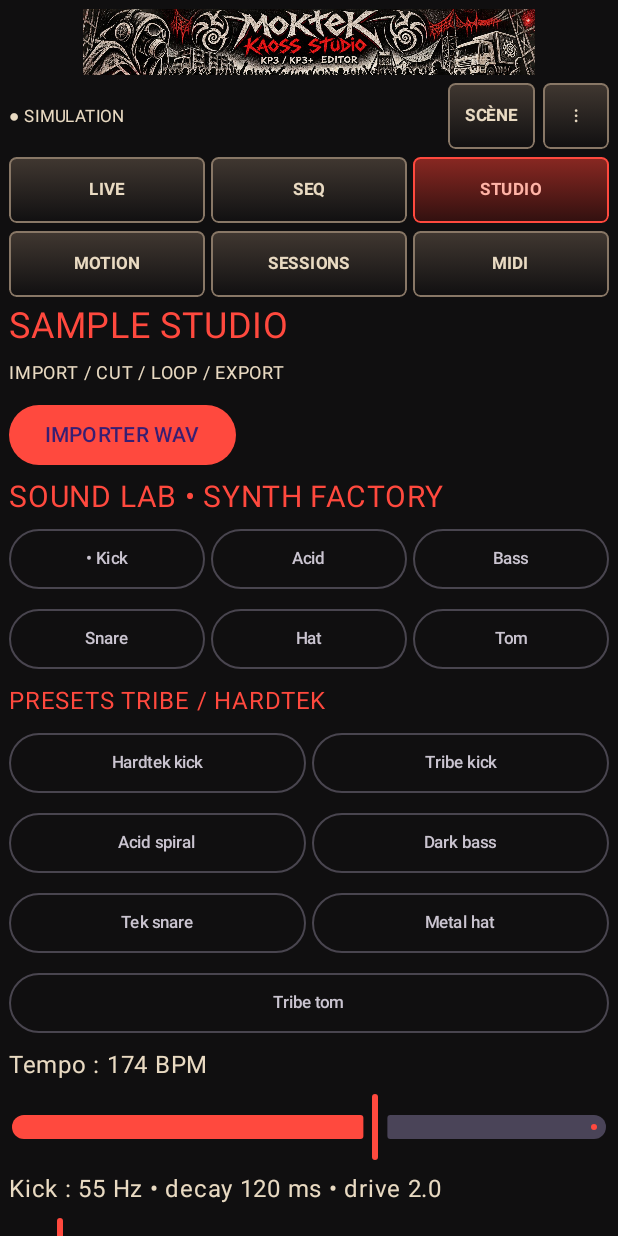
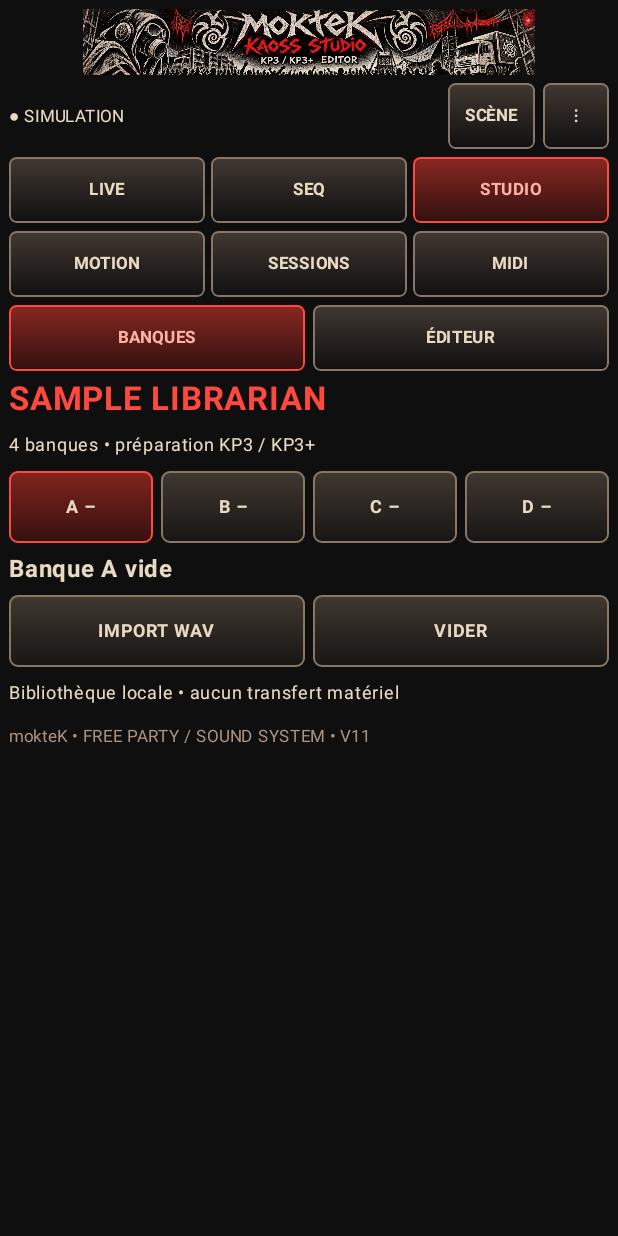
Before and after one commit to janintibo-art/kp3-editor, an Android app built with Jetpack Compose: the screen it shows after launch (MainActivity), after a tap on "STUDIO", on a phone screen of 412 x 824 dp. Run offline under Robolectric (Android 15) with nearby library versions, the phone set to English and light mode, and no system bars.

Commit message:
V11 Sample Librarian banques et slices

```diff
--- a/app/build.gradle
+++ b/app/build.gradle
@@ -11,8 +11,8 @@ android {
   applicationId 'org.moktek.kaoss'
   minSdk 23
   targetSdk 32
-  versionCode 10
-  versionName '10.0'
+  versionCode 11
+  versionName '11.0'
  }
 
  buildFeatures {
--- /dev/null
+++ b/app/src/main/java/org/moktek/kaoss/BankLibrary.kt
@@ -0,0 +1,77 @@
+package org.moktek.kaoss
+
+import android.content.Context
+import android.net.Uri
+import android.media.MediaPlayer
+import android.provider.OpenableColumns
+import androidx.activity.compose.rememberLauncherForActivityResult
+import androidx.activity.result.contract.ActivityResultContracts
+import androidx.compose.foundation.Canvas
+import androidx.compose.foundation.background
+import androidx.compose.foundation.border
+import androidx.compose.foundation.clickable
+import androidx.compose.foundation.layout.*
+import androidx.compose.foundation.shape.RoundedCornerShape
+import androidx.compose.material3.*
+import androidx.compose.runtime.*
+import androidx.compose.ui.Alignment
+import androidx.compose.ui.Modifier
+import androidx.compose.ui.geometry.Offset
+import androidx.compose.ui.graphics.Brush
+import androidx.compose.ui.graphics.Color
+import androidx.compose.ui.platform.LocalContext
+import androidx.compose.ui.text.font.FontWeight
+import androidx.compose.ui.unit.dp
+import androidx.compose.ui.unit.sp
+import kotlinx.coroutines.Dispatchers
+import kotlinx.coroutines.launch
+import kotlinx.coroutines.withContext
+import org.json.JSONArray
+import org.json.JSONObject
+import java.io.File
+import java.util.UUID
+
+internal data class Bank(val file:String="",val name:String="",val bpm:Int=174,val loop:Boolean=true,val mask:Int=255)
+internal class BankStore(private val context:Context){
+ private val dir=File(context.filesDir,"banks_v11").apply{mkdirs()}
+ private val prefs=context.getSharedPreferences("banks_v11",Context.MODE_PRIVATE)
+ fun read():List<Bank> = runCatching{val a=JSONArray(prefs.getString("banks","[]")); List(4){i->val j=a.optJSONObject(i);if(j==null)Bank() else Bank(j.optString("file"),j.optString("name"),j.optInt("bpm",174).coerceIn(40,300),j.optBoolean("loop",true),j.optInt("mask",255) and 255)}}.getOrElse{List(4){Bank()}}
+ fun save(banks:List<Bank>){val a=JSONArray();banks.forEach{a.put(JSONObject().put("file",it.file).put("name",it.name).put("bpm",it.bpm).put("loop",it.loop).put("mask",it.mask))};check(prefs.edit().putString("banks",a.toString()).commit()){ "Sauvegarde impossible" };val keep=banks.map{it.file}.toSet();dir.listFiles()?.filter{it.name.endsWith(".wav")&&it.name !in keep}?.forEach{it.delete()}}
+ fun add(w:Wave,name:String,bpm:Int):Bank{val id=UUID.randomUUID().toString()+".wav";File(dir,id).writeBytes(w.export(0,w.frames));return Bank(id,name,bpm)}
+ fun wave(b:Bank):Wave = loadWave(context,Uri.fromFile(File(dir,b.file)))
+}
+internal fun mutedSlices(w:Wave,mask:Int):Wave {val data=w.pcm.copyOf();val stride=w.channels*2;for(i in 0..7){if(mask and (1 shl i)==0){val a=(w.frames.toLong()*i/8).toInt()*stride;val z=(w.frames.toLong()*(i+1)/8).toInt()*stride;data.fill(0.toByte(),a,z)}};return w.copy(pcm=data)}
+
+@Composable internal fun BankLibrary(){
+ val context=LocalContext.current;val store=remember{BankStore(context)};val scope=rememberCoroutineScope()
+ var banks by remember{mutableStateOf(store.read())};var selected by remember{mutableIntStateOf(0)};var target by remember{mutableIntStateOf(1)};var busy by remember{mutableStateOf(false)};var msg by remember{mutableStateOf("Bibliothèque locale • aucun transfert matériel")};var confirm by remember{mutableStateOf("")};var peaks by remember{mutableStateOf(FloatArray(0))};var duration by remember{mutableStateOf(0.0)};var player by remember{mutableStateOf<MediaPlayer?>(null)};var pending by remember{mutableStateOf<ByteArray?>(null)}
+ val b=banks[selected];val red=Color(0xffff493e);val bone=Color(0xffe9dac2)
+ fun stop(){val p=player;player=null;runCatching{p?.release()}}
+ DisposableEffect(Unit){onDispose{stop()}}
+ fun save(next:List<Bank>,text:String){stop();try{store.save(next);banks=next;msg=text}catch(e:Exception){msg=e.message?:"Erreur de sauvegarde"}}
+ fun update(next:Bank){save(banks.toMutableList().apply{set(selected,next)},"Banque ${'A'+selected} sauvegardée")}
+ LaunchedEffect(b.file){peaks=FloatArray(0);duration=0.0;if(b.file.isNotEmpty()){runCatching{withContext(Dispatchers.IO){val w=store.wave(b);w.peaks() to w.frames.toDouble()/w.rate}}.onSuccess{peaks=it.first;duration=it.second}.onFailure{msg="Audio indisponible"}}}
+ val picker=rememberLauncherForActivityResult(ActivityResultContracts.OpenDocument()){uri->if(uri!=null){val slot=selected;val before=banks;stop();busy=true;scope.launch{try{val next=withContext(Dispatchers.IO){val name=context.contentResolver.query(uri,arrayOf(OpenableColumns.DISPLAY_NAME),null,null,null)?.use{if(it.moveToFirst())it.getString(0) else null}?:"Sample WAV";val w=loadWave(context,uri);store.add(w,name.take(100),before[slot].bpm)};save(before.toMutableList().apply{set(slot,next)},"WAV importé dans ${'A'+slot}")}catch(e:Exception){msg=e.message?:"Import impossible"}finally{busy=false}}}}
+ val exporter=rememberLauncherForActivityResult(ActivityResultContracts.CreateDocument("audio/wav")){uri->val data=pending;pending=null;if(uri!=null&&data!=null){scope.launch{try{withContext(Dispatchers.IO){context.contentResolver.openOutputStream(uri,"wt")?.use{it.write(data)}?:error("Écriture impossible")};msg="WAV exporté"}catch(e:Exception){msg=e.message?:"Export impossible"}}}}
+ @Composable fun Pad(label:String,active:Boolean,modifier:Modifier=Modifier,action:()->Unit){val shape=RoundedCornerShape(6.dp);Box(modifier.height(48.dp).background(Brush.verticalGradient(if(active)listOf(Color(0xff83241f),Color(0xff34100e))else listOf(Color(0xff403830),Color(0xff171514))),shape).border(1.dp,if(active)red else Color(0xff897762),shape).clickable(enabled=!busy,onClick=action),contentAlignment=Alignment.Center){Text(label,color=bone,fontSize=12.sp,fontWeight=FontWeight.Bold)}}
+ Text("SAMPLE LIBRARIAN",color=red,fontSize=22.sp,fontWeight=FontWeight.Bold);Text("4 banques • préparation KP3 / KP3+",color=bone,fontSize=12.sp)
+ Row(Modifier.fillMaxWidth(),horizontalArrangement=Arrangement.spacedBy(5.dp)){banks.forEachIndexed{i,item->Pad("${'A'+i} ${if(item.file.isEmpty())"–" else "●"}",selected==i,Modifier.weight(1f)){stop();selected=i;if(target==i)target=(i+1)%4}}}
+ Text(if(b.file.isEmpty())"Banque ${'A'+selected} vide" else b.name,color=bone,fontWeight=FontWeight.Bold)
+ Row(horizontalArrangement=Arrangement.spacedBy(5.dp)){Pad("IMPORT WAV",false,Modifier.weight(1f)){if(b.file.isEmpty())picker.launch(arrayOf("audio/*","application/octet-stream")) else confirm="import"};Pad("VIDER",false,Modifier.weight(1f)){if(b.file.isNotEmpty())confirm="clear"}}
+ if(b.file.isNotEmpty()){
+ Text("${"%.2f".format(duration)} s • BPM original ${b.bpm}",fontSize=12.sp)
+ Canvas(Modifier.fillMaxWidth().height(104.dp).background(Color(0xff20090b))){for(i in 0..7){val left=size.width*i/8;val width=size.width/8; if(b.mask and (1 shl i)==0)drawRect(Color(0xff55504a).copy(alpha=.45f),Offset(left,0f),androidx.compose.ui.geometry.Size(width,size.height));drawLine(bone.copy(alpha=.4f),Offset(left,0f),Offset(left,size.height))};peaks.forEachIndexed{i,p->val x=i*size.width/peaks.size;val idx=i*8/peaks.size;drawLine(if(b.mask and (1 shl idx)!=0)red else Color.Gray,Offset(x,size.height*(.5f-p*.45f)),Offset(x,size.height*(.5f+p*.45f)),2f)}}
+ Text("SLICES • couper / réactiver",color=bone,fontSize=12.sp)
+ for(group in (0..7).chunked(4)){Row(Modifier.fillMaxWidth(),horizontalArrangement=Arrangement.spacedBy(4.dp)){group.forEach{i->Pad("${i+1}",b.mask and (1 shl i)!=0,Modifier.weight(1f)){update(b.copy(mask=b.mask xor (1 shl i)))}}}}
+ Row(horizontalArrangement=Arrangement.spacedBy(5.dp)){Pad("LOOP",b.loop,Modifier.weight(1f)){update(b.copy(loop=true))};Pad("ONE SHOT",!b.loop,Modifier.weight(1f)){update(b.copy(loop=false))}}
+ Row(verticalAlignment=Alignment.CenterVertically,horizontalArrangement=Arrangement.spacedBy(5.dp)){Pad("−",false,Modifier.width(48.dp)){update(b.copy(bpm=(b.bpm-1).coerceAtLeast(40)))};Text("${b.bpm} BPM",color=red,modifier=Modifier.weight(1f));Pad("+",false,Modifier.width(48.dp)){update(b.copy(bpm=(b.bpm+1).coerceAtMost(300)))}}
+ Text("BPM descriptif • pas de time-stretch",fontSize=11.sp)
+ Row(horizontalArrangement=Arrangement.spacedBy(5.dp)){Pad("PLAY",player!=null,Modifier.weight(1f)){stop();busy=true;scope.launch{try{val file=withContext(Dispatchers.IO){val w=mutedSlices(store.wave(b),b.mask);File(context.cacheDir,"bank_preview.wav").apply{writeBytes(w.export(0,w.frames))}};val p=MediaPlayer();player=p;p.setDataSource(file.absolutePath);p.isLooping=b.loop;p.prepare();p.setOnCompletionListener{if(player===it)stop()};p.start();msg="Préécoute locale"}catch(e:Exception){stop();msg=e.message?:"Lecture impossible"}finally{busy=false}}};Pad("STOP",false,Modifier.weight(1f)){stop()}}
+ Pad("EXPORTER WAV AVEC SLICES",false,Modifier.fillMaxWidth()){busy=true;scope.launch{try{pending=withContext(Dispatchers.IO){val w=mutedSlices(store.wave(b),b.mask);w.export(0,w.frames)};exporter.launch("moktek_bank_${'A'+selected}.wav")}catch(e:Exception){msg=e.message?:"Export impossible"}finally{busy=false}}}
+ Text("COPIER / ÉCHANGER VERS",color=bone,fontSize=12.sp)
+ Row(horizontalArrangement=Arrangement.spacedBy(5.dp)){(0..3).filter{it!=selected}.forEach{i->Pad("${'A'+i}",target==i,Modifier.weight(1f)){target=i}}}
+ Row(horizontalArrangement=Arrangement.spacedBy(5.dp)){Pad("COPIER",false,Modifier.weight(1f)){if(banks[target].file.isNotEmpty())confirm="copy" else save(banks.toMutableList().apply{set(target,b)},"Banque copiée")};Pad("ÉCHANGER",false,Modifier.weight(1f)){save(banks.toMutableList().apply{set(selected,banks[target]);set(target,b)},"Banques échangées")}}
+ }
+ if(busy)LinearProgressIndicator(Modifier.fillMaxWidth());Text(msg,color=bone,fontSize=12.sp)
+ if(confirm.isNotEmpty())AlertDialog(onDismissRequest={confirm=""},title={Text("Confirmer")},text={Text(if(confirm=="import")"Remplacer le sample de cette banque ?" else if(confirm=="copy")"Remplacer la banque ${'A'+target} ?" else "Vider cette banque locale ?")},confirmButton={TextButton(onClick={val action=confirm;confirm="";when(action){"import"->picker.launch(arrayOf("audio/*","application/octet-stream"));"copy"->save(banks.toMutableList().apply{set(target,b)},"Banque copiée");"clear"->update(Bank())}}){Text("CONFIRMER")}},dismissButton={TextButton(onClick={confirm=""}){Text("ANNULER")}})
+}
--- a/app/src/main/java/org/moktek/kaoss/NativeActivity.kt
+++ b/app/src/main/java/org/moktek/kaoss/NativeActivity.kt
@@ -103,7 +103,7 @@ open class NativeActivity : ComponentActivity() {
   fun changeProgram(d:Int){program=(program+d).coerceIn(0,if(model=="KP3")127 else 149); if(program<=127)send(192,program,0,2)else message="Programmes 129–150 : sélection MIDI à valider"}
   fun save(){ val a=JSONArray();motion.forEach{a.put(JSONArray().put(it.t).put(it.x).put(it.y).put(it.gate))};prefs.edit().putString("session",JSONObject().put("model",model).put("program",program).put("depth",depth).put("level",level).put("bpm",bpm).put("channel",channel).put("motion",a).toString()).apply();message="Session native sauvegardée" }
   fun load(){stop();recording=false;runCatching{val j=JSONObject(prefs.getString("session",null)?:error("Aucune session native"));model=j.getString("model");program=j.getInt("program");depth=j.getInt("depth");level=j.getInt("level");bpm=j.getInt("bpm");channel=j.getInt("channel");motion.clear();val a=j.getJSONArray("motion");for(i in 0 until a.length()){val m=a.getJSONArray(i);motion.add(Motion(m.getLong(0),m.getInt(1),m.getInt(2),m.getInt(3)))};message="Session chargée localement (sans envoi MIDI)"}.onFailure{message=it.message?:"Erreur"} }
-  var menu by remember { mutableStateOf(false) }
+  var library by remember { mutableStateOf(true) }; var menu by remember { mutableStateOf(false) }
   val scroll=rememberScrollState()
   LaunchedEffect(tab,stage){scroll.scrollTo(0)}
   Surface(modifier=Modifier.fillMaxSize(),color=Ink){Column(Modifier.fillMaxSize().verticalScroll(scroll).padding(6.dp),verticalArrangement=Arrangement.spacedBy(5.dp)){
@@ -174,8 +174,8 @@ open class NativeActivity : ComponentActivity() {
     "MOTION" -> { Text("XY / AUTOMATION",color=Red,fontSize=22.sp);Text("${motion.size} événements • ${motion.lastOrNull()?.t ?: 0} ms");Row(horizontalArrangement=Arrangement.spacedBy(6.dp)){Key(if(recording)"FIN REC" else "REC",recording){if(recording)recording=false else{stop();motion.clear();base=android.os.SystemClock.elapsedRealtime();recording=true;tab="LIVE"}};Key("PLAY",playing){play()};Key("STOP"){stop();recording=false};Key("LOOP",loop){loop=!loop}};Text("REC ouvre le pad Live. Revenir ici pour terminer la capture.") }
     "MIDI / USB" -> {Text("CONNEXIONS",color=Red,fontSize=22.sp);Row(horizontalArrangement=Arrangement.spacedBy(8.dp)){Key("ACTUALISER"){scan()};Key("DÉCONNECTER"){stop();closeMidi()}};Text("Canal MIDI : $channel");Slider(value=channel.toFloat(),onValueChange={channel=it.toInt().coerceIn(1,16)},valueRange=1f..16f,steps=14);if(endpoints.isEmpty())Text("Aucun port MIDI Android détecté. Vérifier OTG ou interface DIN.");endpoints.forEach{ e->Key(e.label){connect(e)}};val usb=context.getSystemService(USB_SERVICE) as? UsbManager;Text("USB : "+(usb?.deviceList?.values?.joinToString { "%04X:%04X".format(it.vendorId,it.productId) }?.ifEmpty{"aucun"}?:"indisponible"));Text("Journal émission (simulation comprise)");logs.take(25).forEach{Text(it,fontSize=12.sp)} }
     "SESSIONS" -> {Text("SESSION LOCALE",color=Red,fontSize=22.sp);Key("SAUVEGARDER"){save()};Key("CHARGER"){load()};Text("Une session native locale. Les anciennes sessions WebView restent séparées.")}
-    else -> { SampleStudio() }
-   };if(message.isNotEmpty())Text(message,color=Bone);Text("mokteK • FREE PARTY / SOUND SYSTEM • V10",fontSize=11.sp,color=Color(0xffab9582))
+    else -> { Row(Modifier.fillMaxWidth(),horizontalArrangement=Arrangement.spacedBy(5.dp)){CompactKey("BANQUES",Modifier.weight(1f),library){library=true};CompactKey("ÉDITEUR",Modifier.weight(1f),!library){library=false}};if(library) BankLibrary() else SampleStudio() }
+   };if(message.isNotEmpty())Text(message,color=Bone);Text("mokteK • FREE PARTY / SOUND SYSTEM • V11",fontSize=11.sp,color=Color(0xffab9582))
   }}
  }
 }
--- a/app/src/main/java/org/moktek/kaoss/SampleStudio.kt
+++ b/app/src/main/java/org/moktek/kaoss/SampleStudio.kt
@@ -26,13 +26,13 @@ import java.nio.ByteBuffer
 import java.nio.ByteOrder
 import kotlin.math.abs
 
-private data class Wave(val rate:Int,val channels:Int,val pcm:ByteArray) {
+internal data class Wave(val rate:Int,val channels:Int,val pcm:ByteArray) {
  val frames get()=pcm.size/(channels*2)
  fun slice(a:Int,b:Int)=pcm.copyOfRange(a*channels*2,b*channels*2)
  fun peaks():FloatArray { val out=FloatArray(512); val buf=ByteBuffer.wrap(pcm).order(ByteOrder.LITTLE_ENDIAN); for(i in 0 until frames){val bin=(i.toLong()*512/frames).toInt();repeat(channels){out[bin]=maxOf(out[bin],abs(buf.short.toInt())/32768f)}};return out }
  fun export(a:Int,b:Int):ByteArray {val data=slice(a,b);return ByteBuffer.allocate(44+data.size).order(ByteOrder.LITTLE_ENDIAN).apply{put("RIFF".toByteArray());putInt(36+data.size);put("WAVEfmt ".toByteArray());putInt(16);putShort(1.toShort());putShort(channels.toShort());putInt(rate);putInt(rate*channels*2);putShort((channels*2).toShort());putShort(16.toShort());put("data".toByteArray());putInt(data.size);put(data)}.array()}
 }
-private fun loadWave(context:Context,uri:Uri):Wave {
+internal fun loadWave(context:Context,uri:Uri):Wave {
  val bytes=context.contentResolver.openInputStream(uri)?.use{input->val out=ByteArrayOutputStream();val chunk=ByteArray(16384);while(true){val n=input.read(chunk);if(n<0)break;require(out.size()+n<=32*1024*1024){"Fichier trop volumineux (32 Mio maximum)"};out.write(chunk,0,n)};out.toByteArray()}?:error("Lecture impossible")
  val b=ByteBuffer.wrap(bytes).order(ByteOrder.LITTLE_ENDIAN)
  fun tag(i:Int)=String(bytes,i,4,Charsets.US_ASCII)
--- a/app/src/main/java/org/moktek/kaoss/TestReport.kt
+++ b/app/src/main/java/org/moktek/kaoss/TestReport.kt
@@ -16,7 +16,7 @@ internal object TestReport {
   val png=ByteArrayOutputStream();try{view.draw(Canvas(bitmap));check(bitmap.compress(Bitmap.CompressFormat.PNG,100,png))}finally{bitmap.recycle()}
   val config=activity.resources.configuration;val dm=activity.resources.displayMetrics
   val usb=activity.getSystemService(Context.USB_SERVICE) as? UsbManager;val midi=activity.getSystemService(Context.MIDI_SERVICE) as? MidiManager
-  val report="mokteK Kaoss Studio V10\nÉcran : $screen\nAndroid : ${Build.VERSION.SDK_INT}\nRésolution capture : ${view.width} x ${view.height}\nZone dp : ${config.screenWidthDp} x ${config.screenHeightDp}\nDensité : ${dm.densityDpi}\nPolice : ${config.fontScale}\nMIDI : $status\nPériphériques MIDI : ${midi?.devices?.size ?: 0}\nUSB VID:PID : ${usb?.deviceList?.values?.joinToString { "%04X:%04X".format(it.vendorId,it.productId) } ?: "aucun"}\nCapture de la zone visible uniquement. Aucun test physique audio/MIDI automatique.\n"
+  val report="mokteK Kaoss Studio V11\nÉcran : $screen\nAndroid : ${Build.VERSION.SDK_INT}\nRésolution capture : ${view.width} x ${view.height}\nZone dp : ${config.screenWidthDp} x ${config.screenHeightDp}\nDensité : ${dm.densityDpi}\nPolice : ${config.fontScale}\nMIDI : $status\nPériphériques MIDI : ${midi?.devices?.size ?: 0}\nUSB VID:PID : ${usb?.deviceList?.values?.joinToString { "%04X:%04X".format(it.vendorId,it.productId) } ?: "aucun"}\nCapture de la zone visible uniquement. Aucun test physique audio/MIDI automatique.\n"
   return ByteArrayOutputStream().also{out->ZipOutputStream(out).use{zip->zip.putNextEntry(ZipEntry("capture.png"));zip.write(png.toByteArray());zip.closeEntry();zip.putNextEntry(ZipEntry("diagnostic.txt"));zip.write(report.toByteArray(Charsets.UTF_8));zip.closeEntry()}}.toByteArray()
  }
 }
```
Also changed, not shown: 2 other files.
